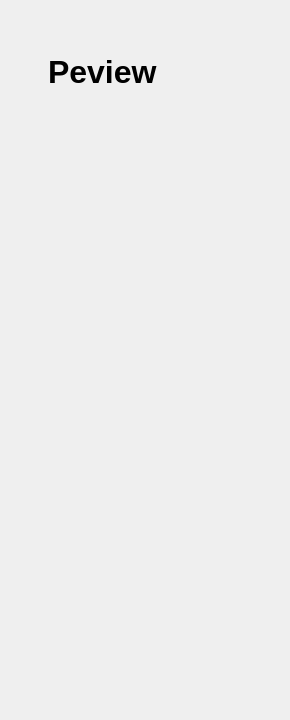
The window that src/component/Sidebar/sidebar.ui (ryanhe4/peviewer) describes before a commit, drawn with Qt 5.
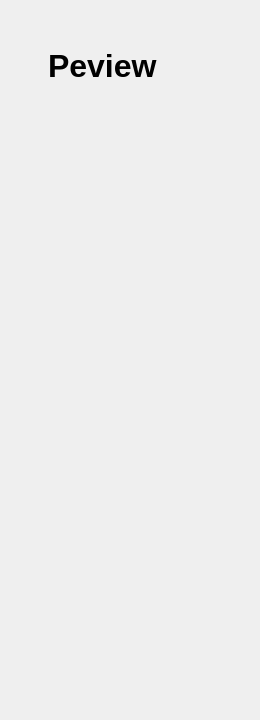
The same window after the commit.

Commit message: Update: sidebar wrapper Size

What changed in the file:
```diff
--- a/src/component/Sidebar/sidebar.ui
+++ b/src/component/Sidebar/sidebar.ui
@@ -18,9 +18,39 @@
   </property>
   <property name="palette">
    <palette>
-    <active/>
-    <inactive/>
-    <disabled/>
+    <active>
+     <colorrole role="Highlight">
+      <brush brushstyle="SolidPattern">
+       <color alpha="255">
+        <red>0</red>
+        <green>120</green>
+        <blue>215</blue>
+       </color>
+      </brush>
+     </colorrole>
+    </active>
+    <inactive>
+     <colorrole role="Highlight">
+      <brush brushstyle="SolidPattern">
+       <color alpha="255">
+        <red>240</red>
+        <green>240</green>
+        <blue>240</blue>
+       </color>
+      </brush>
+     </colorrole>
+    </inactive>
+    <disabled>
+     <colorrole role="Highlight">
+      <brush brushstyle="SolidPattern">
+       <color alpha="255">
+        <red>0</red>
+        <green>120</green>
+        <blue>215</blue>
+       </color>
+      </brush>
+     </colorrole>
+    </disabled>
    </palette>
   </property>
   <property name="windowTitle">
@@ -37,19 +67,25 @@
     <enum>QLayout::SetDefaultConstraint</enum>
    </property>
    <property name="leftMargin">
-    <number>48</number>
+    <number>0</number>
    </property>
    <property name="topMargin">
-    <number>48</number>
+    <number>0</number>
    </property>
    <property name="rightMargin">
-    <number>48</number>
+    <number>0</number>
    </property>
    <property name="bottomMargin">
     <number>0</number>
    </property>
    <item alignment="Qt::AlignTop">
     <widget class="QWidget" name="wrapper" native="true">
+     <property name="minimumSize">
+      <size>
+       <width>0</width>
+       <height>720</height>
+      </size>
+     </property>
      <layout class="QVBoxLayout" name="verticalLayout_3">
       <property name="spacing">
        <number>0</number>
@@ -58,10 +94,10 @@
        <enum>QLayout::SetDefaultConstraint</enum>
       </property>
       <property name="leftMargin">
-       <number>0</number>
+       <number>48</number>
       </property>
       <property name="topMargin">
-       <number>0</number>
+       <number>48</number>
       </property>
       <property name="rightMargin">
        <number>0</number>
@@ -69,7 +105,7 @@
       <property name="bottomMargin">
        <number>0</number>
       </property>
-      <item>
+      <item alignment="Qt::AlignTop">
        <widget class="QLabel" name="Logo">
         <property name="sizePolicy">
          <sizepolicy hsizetype="Preferred" vsizetype="Preferred">
@@ -79,19 +115,18 @@
         </property>
         <property name="minimumSize">
          <size>
-          <width>194</width>
-          <height>48</height>
+          <width>0</width>
+          <height>0</height>
          </size>
         </property>
         <property name="maximumSize">
          <size>
-          <width>194</width>
-          <height>48</height>
+          <width>260</width>
+          <height>720</height>
          </size>
         </property>
         <property name="font">
          <font>
-          <family>Segoe UI</family>
           <pointsize>24</pointsize>
           <bold>true</bold>
          </font>
```
The commit also changes 1 other file.
